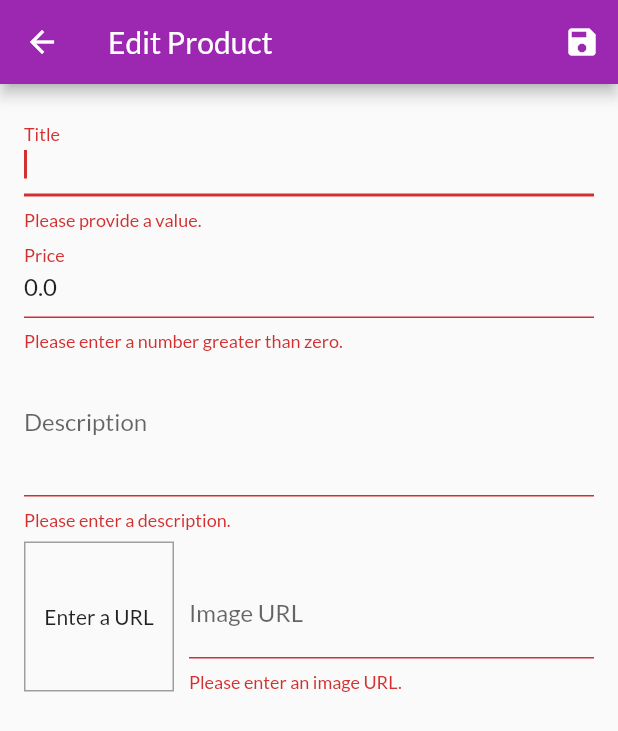
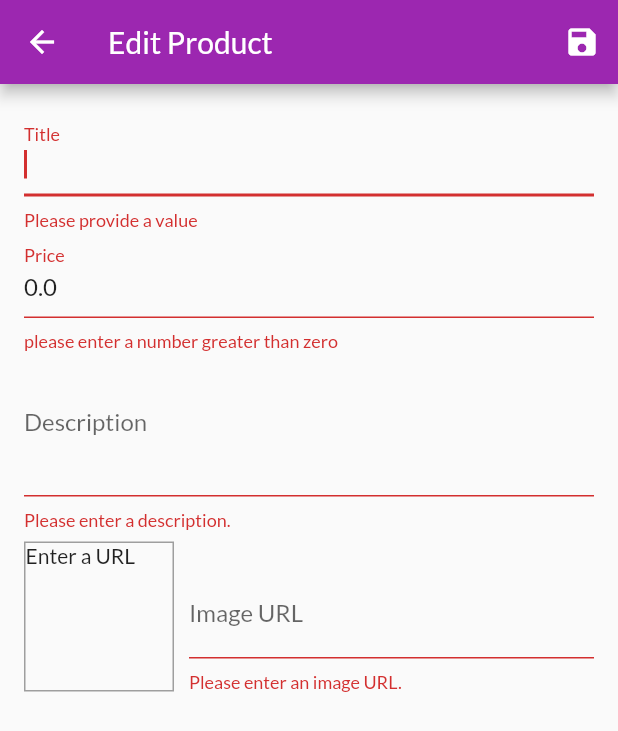
Before and after one commit to 23-24Sem1-Courses/ct48401-project-BuiVanTienB2014620, a Flutter app: the EditProductScreen screen opened by its route, after a tap on the "save" icon, on a phone screen of 412 x 824 dp. Shown: the top 731 px of the screen. Run offline on Flutter 3.47's test engine with Material 2 defaults, Android fonts, the phone set to English and light mode, and no system bars; our stand-ins replace flutter_dotenv, shared_preferences; accounts and stored records are empty.

Commit message:
10/28/2023 update

```diff
--- a/lib/ui/products/edit_product_screen.dart
+++ b/lib/ui/products/edit_product_screen.dart
@@ -1,13 +1,12 @@
 import 'package:flutter/material.dart';
+import 'package:myshop/ui/products/products_manager.dart';
 import 'package:provider/provider.dart';
 
 import '../../models/product.dart';
 import '../shared/dialog_utils.dart';
-import 'products_manager.dart';
 
 class EditProductScreen extends StatefulWidget {
   static const routeName = '/edit-product';
-
   EditProductScreen(
     Product? product, {
     super.key,
@@ -35,9 +34,8 @@ class _EditProductScreenState extends State<EditProductScreen> {
   final _editForm = GlobalKey<FormState>();
   late Product _editedProduct;
   var _isLoading = false;
-
   bool _isValidImageUrl(String value) {
-    return (value.startsWith('http') || value.startsWith('https')) &&
+    return (value.startsWith('http') || value.startsWith('http')) &&
         (value.endsWith('.png') ||
             value.endsWith('.jpg') ||
             value.endsWith('.jpeg'));
@@ -72,6 +70,7 @@ class _EditProductScreenState extends State<EditProductScreen> {
     }
 
     _editForm.currentState!.save();
+
     setState(() {
       _isLoading = true;
     });
@@ -79,20 +78,21 @@ class _EditProductScreenState extends State<EditProductScreen> {
     try {
       final productsManager = context.read<ProductsManager>();
       if (_editedProduct.id != null) {
-        productsManager.updateProduct(_editedProduct);
+        await productsManager.updateProduct(_editedProduct);
       } else {
-        productsManager.updateProduct(_editedProduct);
+        await productsManager.addProduct(_editedProduct);
       }
     } catch (error) {
+      if (mounted) {
         await showErrorDialog(context, 'Something went wrong.');
-    } finally {
+      }
+    }
     setState(() {
       _isLoading = false;
     });
 
     if (mounted) {
       Navigator.of(context).pop();
-      }
     }
   }
 
@@ -132,12 +132,12 @@ class _EditProductScreenState extends State<EditProductScreen> {
   TextFormField buildTitleField() {
     return TextFormField(
       initialValue: _editedProduct.title,
-      decoration: InputDecoration(labelText: 'Title'),
+      decoration: const InputDecoration(labelText: 'Title'),
       textInputAction: TextInputAction.next,
       autofocus: true,
       validator: (value) {
         if (value!.isEmpty) {
-          return 'Please provide a value.';
+          return 'Please provide a value';
         }
         return null;
       },
@@ -150,7 +150,7 @@ class _EditProductScreenState extends State<EditProductScreen> {
   TextFormField buildPriceField() {
     return TextFormField(
       initialValue: _editedProduct.price.toString(),
-      decoration: InputDecoration(labelText: 'Price'),
+      decoration: const InputDecoration(labelText: 'Price'),
       textInputAction: TextInputAction.next,
       keyboardType: TextInputType.number,
       validator: (value) {
@@ -158,10 +158,10 @@ class _EditProductScreenState extends State<EditProductScreen> {
           return 'Please enter a price.';
         }
         if (double.tryParse(value) == null) {
-          return 'Please enter a valid number.';
+          return 'Please enter a valid number';
         }
         if (double.parse(value) <= 0) {
-          return 'Please enter a number greater than zero.';
+          return 'please enter a number greater than zero';
         }
         return null;
       },
@@ -174,7 +174,7 @@ class _EditProductScreenState extends State<EditProductScreen> {
   TextFormField buildDescriptionField() {
     return TextFormField(
       initialValue: _editedProduct.description,
-      decoration: InputDecoration(labelText: 'Description'),
+      decoration: const InputDecoration(labelText: 'Description'),
       maxLines: 3,
       keyboardType: TextInputType.multiline,
       validator: (value) {
@@ -199,15 +199,17 @@ class _EditProductScreenState extends State<EditProductScreen> {
         Container(
           width: 100,
           height: 100,
-          margin: const EdgeInsets.only(top: 8, right: 10),
+          margin: const EdgeInsets.only(
+            top: 8,
+            right: 10,
+          ),
           decoration: BoxDecoration(
               border: Border.all(
             width: 1,
             color: Colors.grey,
-            ),
-          ),
+          )),
           child: _imageUrlController.text.isEmpty
-              ? Center(child: Text('Enter a URL'))
+              ? const Text('Enter a URL')
               : FittedBox(
                   child: Image.network(
                     _imageUrlController.text,
@@ -224,7 +226,9 @@ class _EditProductScreenState extends State<EditProductScreen> {
 
   TextFormField buildImageURLField() {
     return TextFormField(
-      decoration: InputDecoration(labelText: 'Image URL'),
+      decoration: const InputDecoration(
+        labelText: 'Image URL',
+      ),
       keyboardType: TextInputType.url,
       textInputAction: TextInputAction.done,
       controller: _imageUrlController,
```
Lines whose indentation alone changed are shown as unchanged.
